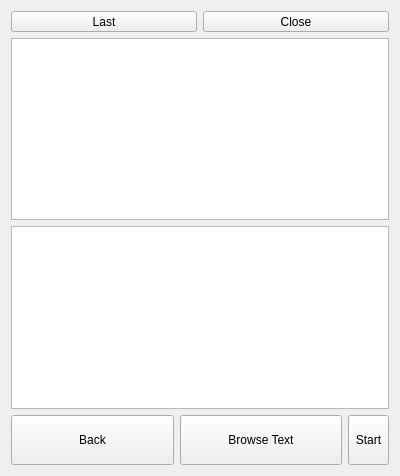
First picture: the form in dlgmainnotes.ui, repository ic005k/Knot-Legacy, before the edit.
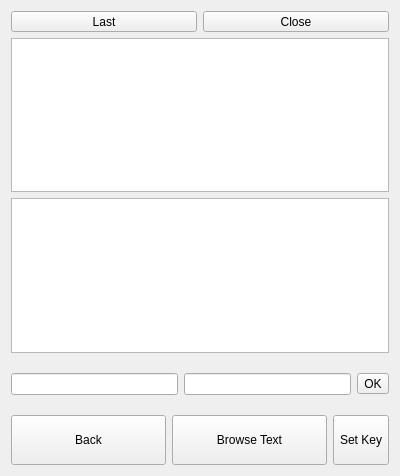
Second picture: the form after the edit. Icons and pictures are not drawn.

Patch:
```diff
--- a/dlgmainnotes.ui
+++ b/dlgmainnotes.ui
@@ -14,7 +14,7 @@
    <string>Dialog</string>
   </property>
   <layout class="QGridLayout" name="gridLayout">
-   <item row="3" column="0">
+   <item row="4" column="0">
     <layout class="QHBoxLayout" name="horizontalLayout_2">
      <item>
       <widget class="QToolButton" name="btnBack">
@@ -75,7 +75,7 @@
         </size>
        </property>
        <property name="text">
-        <string>Start</string>
+        <string>Set Key</string>
        </property>
       </widget>
      </item>
@@ -149,6 +149,49 @@
      </item>
     </layout>
    </item>
+   <item row="3" column="0">
+    <widget class="QFrame" name="frameSetKey">
+     <property name="minimumSize">
+      <size>
+       <width>0</width>
+       <height>50</height>
+      </size>
+     </property>
+     <property name="frameShape">
+      <enum>QFrame::NoFrame</enum>
+     </property>
+     <property name="frameShadow">
+      <enum>QFrame::Raised</enum>
+     </property>
+     <layout class="QHBoxLayout" name="horizontalLayout_3">
+      <property name="leftMargin">
+       <number>0</number>
+      </property>
+      <property name="topMargin">
+       <number>0</number>
+      </property>
+      <property name="rightMargin">
+       <number>0</number>
+      </property>
+      <property name="bottomMargin">
+       <number>0</number>
+      </property>
+      <item>
+       <widget class="QLineEdit" name="edit1"/>
+      </item>
+      <item>
+       <widget class="QLineEdit" name="edit2"/>
+      </item>
+      <item>
+       <widget class="QToolButton" name="btnOK">
+        <property name="text">
+         <string>OK</string>
+        </property>
+       </widget>
+      </item>
+     </layout>
+    </widget>
+   </item>
   </layout>
  </widget>
  <resources>
```
Left out of the diff: 8 changed lines with no effect on the pictures.
